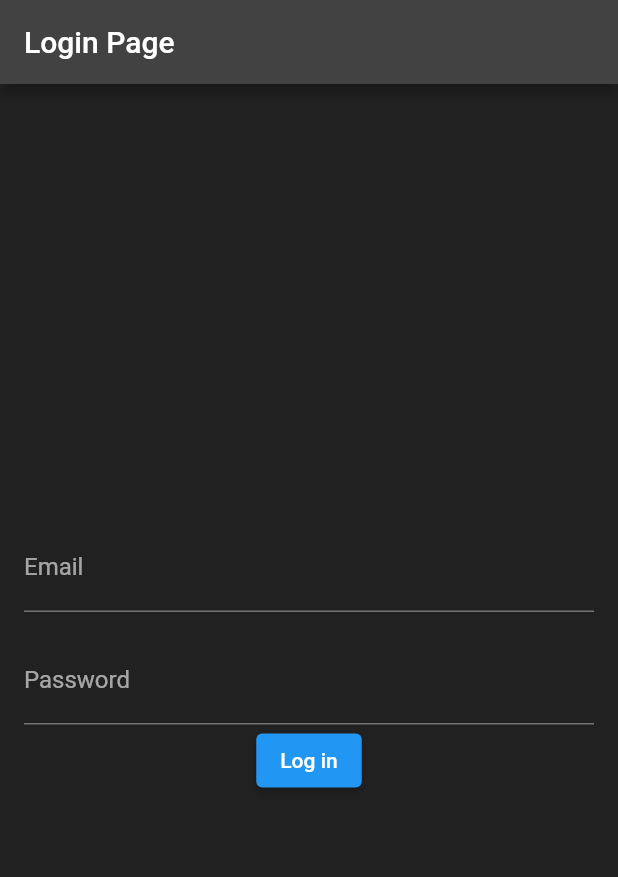
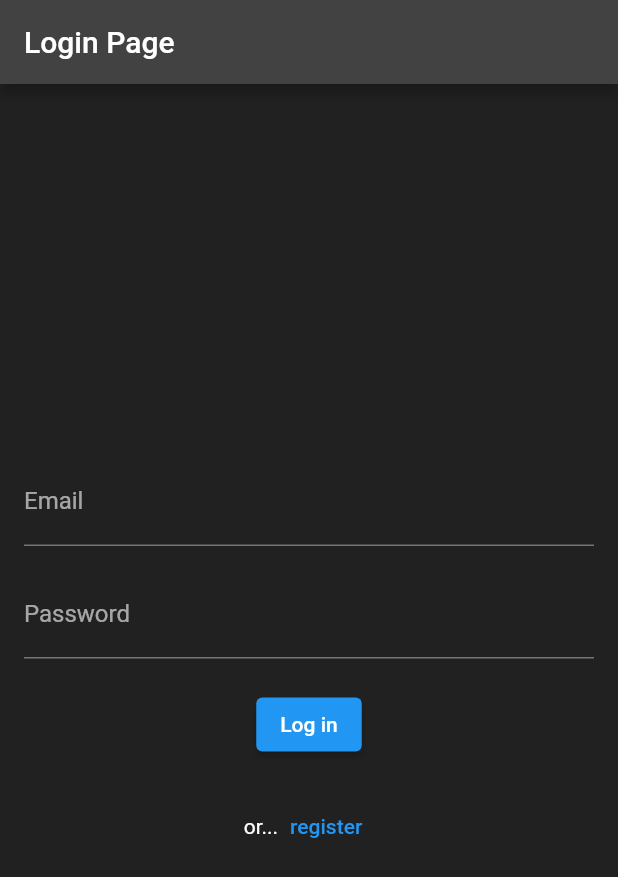
Before and after one commit to fahricandurucan/social_media_app_fl, a Flutter app: the screen it shows after launch, after a tap on "Giriş Yap", on a phone screen of 412 x 824 dp. Shown: the top 877 px of the screen. Run offline on Flutter 3.47's test engine with Material 2 defaults, Android fonts, the phone set to English and light mode, and no system bars; our stand-ins replace animated_text_kit, cloud_firestore, firebase_auth, firebase_core, firebase_storage, flutter_easyloading and 4 more; missing offline and left inert: flutterflow_paginate_firestore; accounts and stored records are empty.

Commit message:
small change

```diff
--- a/lib/pages/login_page.dart
+++ b/lib/pages/login_page.dart
@@ -1,6 +1,7 @@
 import 'package:flutter/material.dart';
 import 'package:get/get.dart';
 import 'package:social_media_app_fl/controllers/login_controller.dart';
+import 'package:social_media_app_fl/pages/register_page.dart';
 import 'package:social_media_app_fl/services/auth_api.dart';
 
 class LoginPage extends StatelessWidget {
@@ -28,6 +29,12 @@ class LoginPage extends StatelessWidget {
               decoration: const InputDecoration(labelText: 'Password'),
               obscureText: true,
             ),
+            const SizedBox(
+              height: 20,
+            ),
+            Row(
+              mainAxisAlignment: MainAxisAlignment.center,
+              children: [
                 ElevatedButton(
                   onPressed: () {
                     AuthApi.signIn(
@@ -40,6 +47,22 @@ class LoginPage extends StatelessWidget {
                 ),
               ],
             ),
+            const SizedBox(
+              height: 20,
+            ),
+            Row(
+              mainAxisAlignment: MainAxisAlignment.center,
+              children: [
+                const Text("or..."),
+                TextButton(
+                    onPressed: () {
+                      Get.offAll(const RegisterPage());
+                    },
+                    child: const Text("register"))
+              ],
+            )
+          ],
+        ),
       ),
     );
   }
```
Also changed, not shown: lib/controllers/profile_page_controller.dart (+28 -1 lines), lib/pages/home_page.dart (+42 -10 lines), lib/pages/profile_page.dart (+6 -9 lines), lib/services/auth_api.dart (+17 -0 lines). Lines whose indentation alone changed are shown as unchanged.
